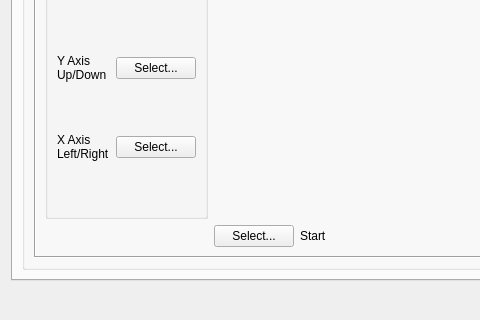
The window that src/dialogs/settingsdialog.ui (dh4/mupen64plus-qt) describes before a commit, drawn with Qt 5; both pictures show x 0 to 480 and y 533 to 853 of the 896 by 853 pixel window.
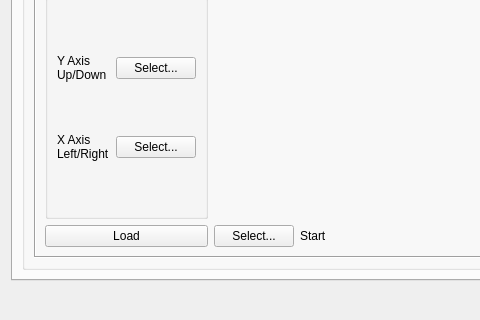
The same window after the commit. Icons and pictures are not drawn.

The edit to the form file:
```diff
--- a/src/dialogs/settingsdialog.ui
+++ b/src/dialogs/settingsdialog.ui
@@ -1930,6 +1930,13 @@
                </property>
               </widget>
              </item>
+             <item row="3" column="0">
+              <widget class="QPushButton" name="loadCCFGBtn_2">
+               <property name="text">
+                <string>Load</string>
+               </property>
+              </widget>
+             </item>
             </layout>
            </widget>
           </item>
```
